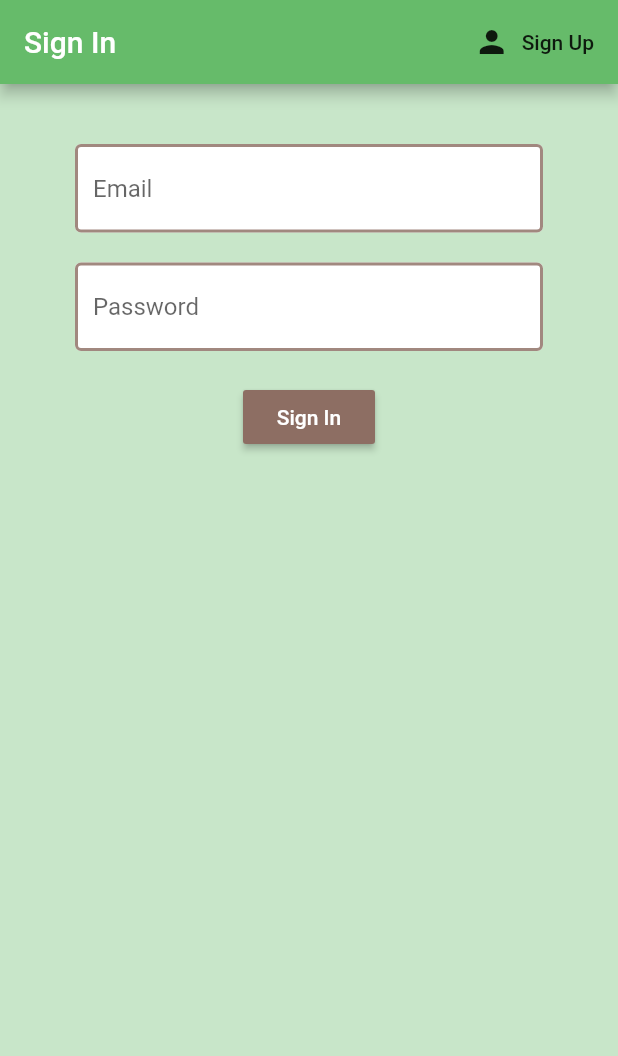
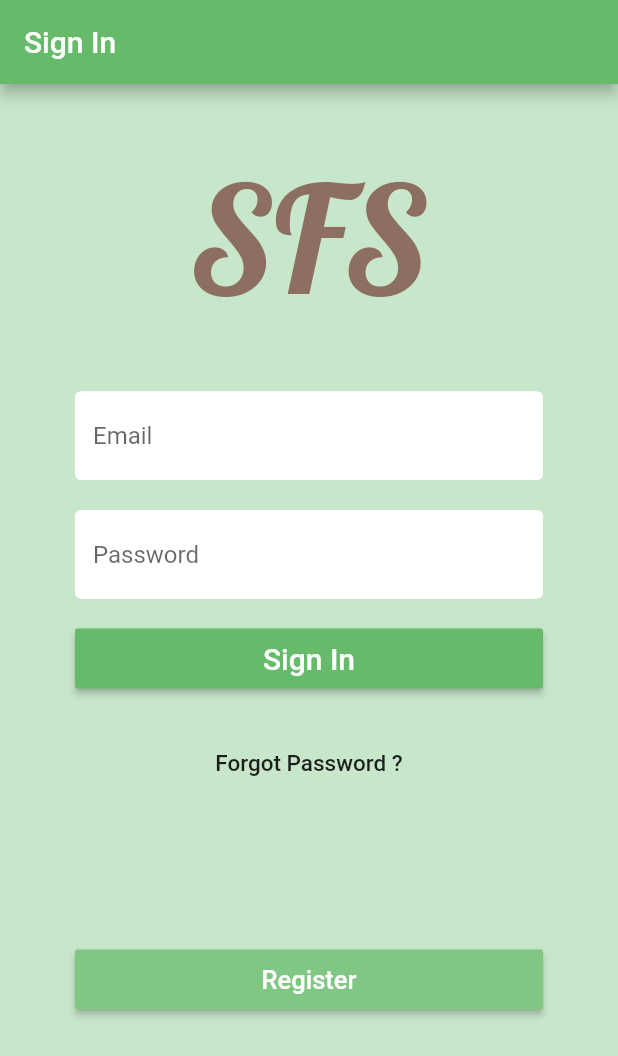
Before and after one commit to pparth27743/Smart-Farming-App, a Flutter app: the screen it shows after launch, on a phone screen of 412 x 824 dp. Shown: the top 1056 px of the screen. Run offline on Flutter 3.47's test engine with Material 2 defaults, Android fonts, the phone set to English and light mode, and no system bars; our stand-ins replace firebase_auth, flutter_spinkit, google_fonts; accounts and stored records are empty.

Commit message:
Chnged UI for Sign In and Sign Up

```diff
--- a/sfs/lib/screens/authentication/signIn.dart
+++ b/sfs/lib/screens/authentication/signIn.dart
@@ -1,4 +1,5 @@
 import 'package:flutter/material.dart';
+import 'package:google_fonts/google_fonts.dart';
 import 'package:sfs/services/authService.dart';
 import 'package:sfs/shared/constant.dart';
 import 'package:sfs/shared/loading.dart';
@@ -13,7 +14,6 @@ class SignIn extends StatefulWidget {
 }
 
 class _SignInState extends State<SignIn> {
-
   final AuthService _auth = AuthService();
   final _formKey = GlobalKey<FormState>();
   bool loading = false;
@@ -25,22 +25,16 @@ class _SignInState extends State<SignIn> {
 
   @override
   Widget build(BuildContext context) {
-    return loading ? Loading() : Scaffold(
+    return loading
+        ? Loading()
+        : Scaffold(
             backgroundColor: Colors.green[100],
             appBar: AppBar(
                 backgroundColor: Colors.green[400],
                 //  elevation: 0.0,
-        title: Text("Sign In"),
-        actions: <Widget>[
-          FlatButton.icon(
-              icon: Icon(Icons.person),
-              label: Text('Sign Up'),
-              onPressed: () {
-                widget.toggleView();
-              }),
-        ],
-      ),
-      body: Container(
+                title: Text("Sign In")),
+            body: SingleChildScrollView(
+              child: Container(
                   padding: EdgeInsets.symmetric(
                     vertical: 20,
                     horizontal: 50,
@@ -48,19 +42,30 @@ class _SignInState extends State<SignIn> {
                   child: Form(
                     key: _formKey,
                     child: Column(
+                      crossAxisAlignment: CrossAxisAlignment.center,
+                      mainAxisSize: MainAxisSize.max,
+                      mainAxisAlignment: MainAxisAlignment.end,
                       children: <Widget>[
                         SizedBox(height: 20.0),
+                        RichText(
+                            text: TextSpan(
+                                text: 'SFS',
+                                style: GoogleFonts.lobster(
+                                    fontSize: 100, color: Colors.brown[400]))),
+                        SizedBox(height: 40.0),
                         TextFormField(
-                  decoration: textInputDecoration.copyWith(hintText: 'Email'),
-                  validator: (val) => val.isEmpty ? 'Enter an email' : null,
+                          decoration:
+                              textInputDecoration.copyWith(hintText: 'Email'),
+                          validator: (val) =>
+                              val.isEmpty ? 'Enter an email' : null,
                           onChanged: (val) {
                             setState(() => email = val);
                           },
                         ),
                         SizedBox(height: 20.0),
                         TextFormField(
-                  decoration:
-                      textInputDecoration.copyWith(hintText: 'Password'),
+                          decoration: textInputDecoration.copyWith(
+                              hintText: 'Password'),
                           validator: (val) => val.length < 6
                               ? 'Enter a passeaord atleast 6 character long'
                               : null,
@@ -70,18 +75,24 @@ class _SignInState extends State<SignIn> {
                           },
                         ),
                         SizedBox(height: 20.0),
-                RaisedButton(
-                  color: Colors.brown[400],
+                        SizedBox(
+                          height: 40,
+                          width: double.infinity,
+                          child: RaisedButton(
+                            color: Colors.green[400],
                             child: Text(
                               'Sign In',
-                    style: TextStyle(color: Colors.white),
+                              style:
+                                  TextStyle(color: Colors.white, fontSize: 20),
                             ),
                             onPressed: () async {
                               if (_formKey.currentState.validate()) {
                                 setState(() {
                                   loading = true;
                                 });
-                      dynamic result = await _auth.signInWithEmailAndPassword(email, password);
+                                dynamic result =
+                                    await _auth.signInWithEmailAndPassword(
+                                        email, password);
                                 if (result == null) {
                                   setState(() {
                                     error = 'Wrong Email or Password';
@@ -91,14 +102,36 @@ class _SignInState extends State<SignIn> {
                               }
                             },
                           ),
-                SizedBox(height: 12),
+                        ),
+                        SizedBox(height: 10),
                         Text(
                           error,
                           style: TextStyle(color: Colors.red, fontSize: 14.0),
-                )
+                        ),
+                        FlatButton(
+                          child: Text(
+                            'Forgot Password ?',
+                            style: TextStyle(fontSize: 15),
+                          ),
+                          onPressed: () {},
+                        ),
+                        SizedBox(height: 100),
+                        SizedBox(
+                          height: 40,
+                          width: double.infinity,
+                          child: RaisedButton(
+                              color: Colors.green[300],
+                              child: Text(
+                                'Register',
+                                style: TextStyle(
+                                    color: Colors.white, fontSize: 17),
+                              ),
+                              onPressed: widget.toggleView),
+                        ),
                       ],
                     ),
                   )),
+            ),
           );
   }
 }
--- a/sfs/lib/shared/constant.dart
+++ b/sfs/lib/shared/constant.dart
@@ -4,9 +4,9 @@ final textInputDecoration = InputDecoration(
   fillColor: Colors.white,
   filled: true,
   enabledBorder: OutlineInputBorder(
-    borderSide: BorderSide(color: Colors.brown[300], width: 2.0),
+    borderSide: BorderSide(color: Colors.white, width: 2.0),
   ),
   focusedBorder: OutlineInputBorder(
-    borderSide: BorderSide(color: Colors.pink[300], width: 2.0),
+    borderSide: BorderSide(color: Colors.green, width: 2.0),
   ),
 );
--- a/sfs/pubspec.yaml
+++ b/sfs/pubspec.yaml
@@ -27,6 +27,7 @@ dependencies:
   cloud_firestore: ^0.12.9+4
   provider: ^3.1.0
   flutter_spinkit: "^4.1.2"
+  google_fonts: ^0.3.10
 
 
 dev_dependencies:
```
Also changed, not shown: sfs/lib/screens/authentication/register.dart (+45 -20 lines), sfs/lib/screens/home/home.dart (+9 -3 lines), sfs/lib/main.dart (line endings or trailing spaces), sfs/pubspec.lock. Lines whose indentation alone changed are shown as unchanged.
